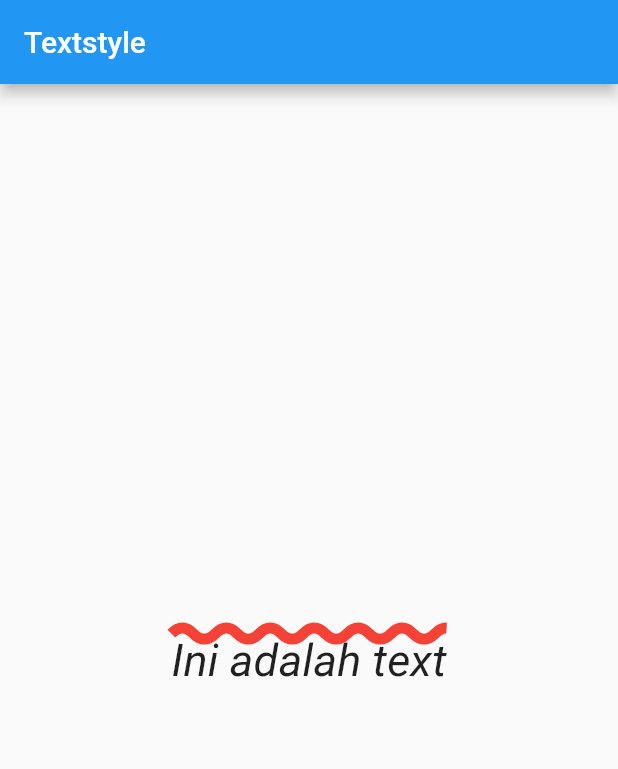
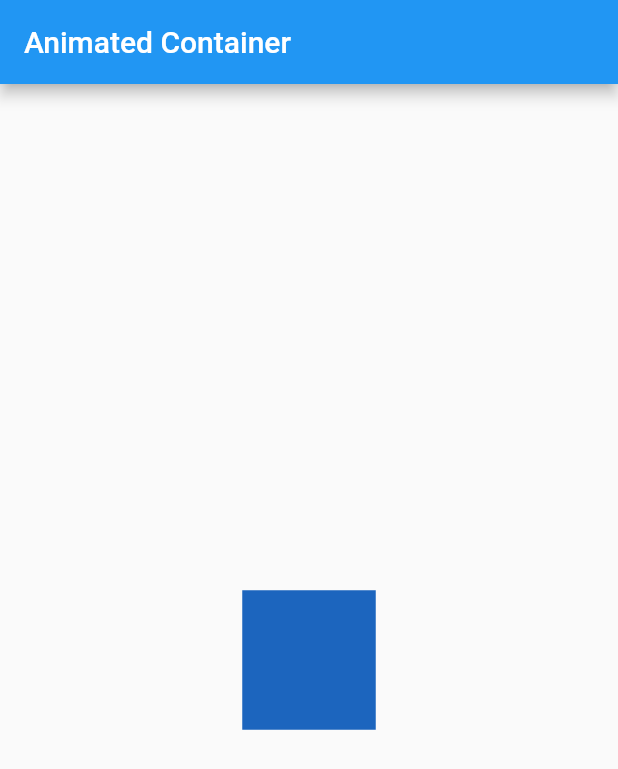
Before and after one commit to 1hafizhsdq/leraning, a Flutter app: the screen it shows after launch, on a phone screen of 412 x 824 dp. Shown: the top 769 px of the screen. Run offline on Flutter 3.47's test engine with Material 2 defaults, Android fonts, the phone set to English and light mode, and no system bars; Roboto replaces fonts that are missing (CrashLandingBB).

Commit message:
animated container

```diff
--- a/lib/main.dart
+++ b/lib/main.dart
@@ -1,28 +1,39 @@
+import 'dart:math';
 import 'package:flutter/material.dart';
 
 void main() => runApp(MyApp());
 
-class MyApp extends StatelessWidget {
+class MyApp extends StatefulWidget {
   const MyApp({Key? key}) : super(key: key);
+
+  @override
+  _MyAppState createState() => _MyAppState();
+}
+
+class _MyAppState extends State<MyApp> {
+  Random random = Random();
 
   @override
   Widget build(BuildContext context) {
     return MaterialApp(
       home: Scaffold(
         appBar: AppBar(
-          title: Text("Textstyle"),
+          title: Text("Animated Container"),
         ),
         body: Center(
-          child: Text(
-            "Ini adalah text",
-            style: TextStyle(
-                fontFamily: "CrashLandingBB",
-                fontSize: 30,
-                fontStyle: FontStyle.italic,
-                decoration: TextDecoration.overline,
-                decorationColor: Colors.red,
-                decorationThickness: 5,
-                decorationStyle: TextDecorationStyle.wavy),
+          child: GestureDetector(
+            onTap: (){
+              setState(() {
+
+              });
+            },
+            child: AnimatedContainer(
+              color: Color.fromARGB(255, random.nextInt(256), random.nextInt(256),
+                  random.nextInt(256)),
+              duration: Duration(seconds: 1),
+              width: 50.0 + random.nextInt(101),
+              height: 50.0 + random.nextInt(101),
+            ),
           ),
         ),
       ),
```
